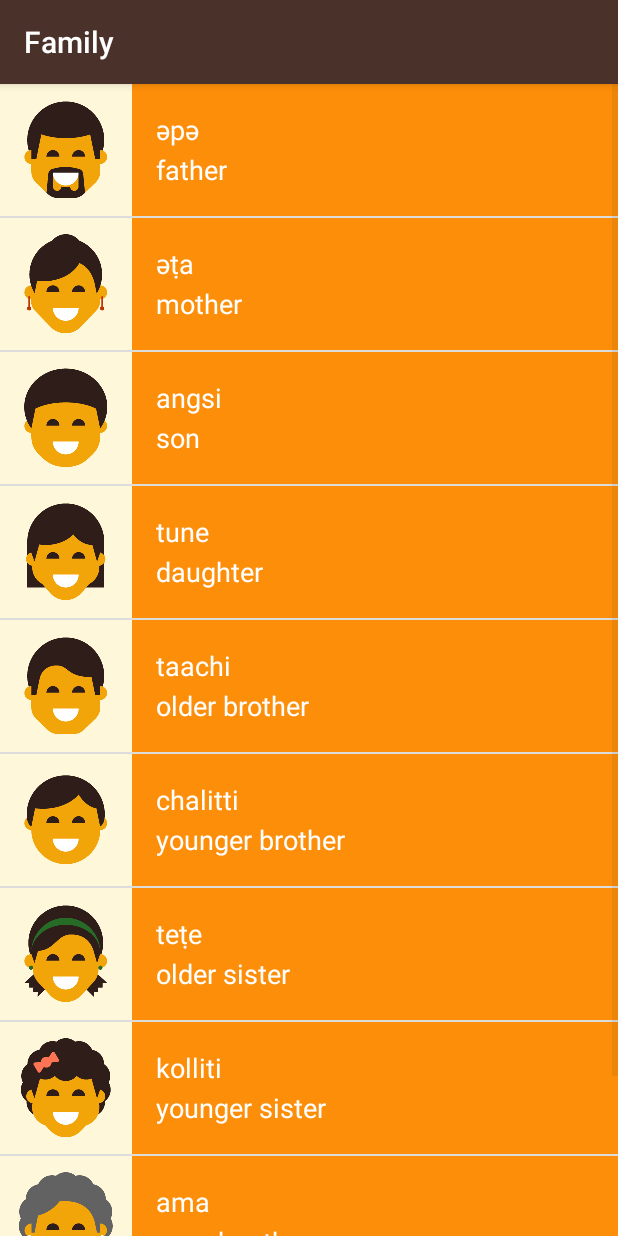
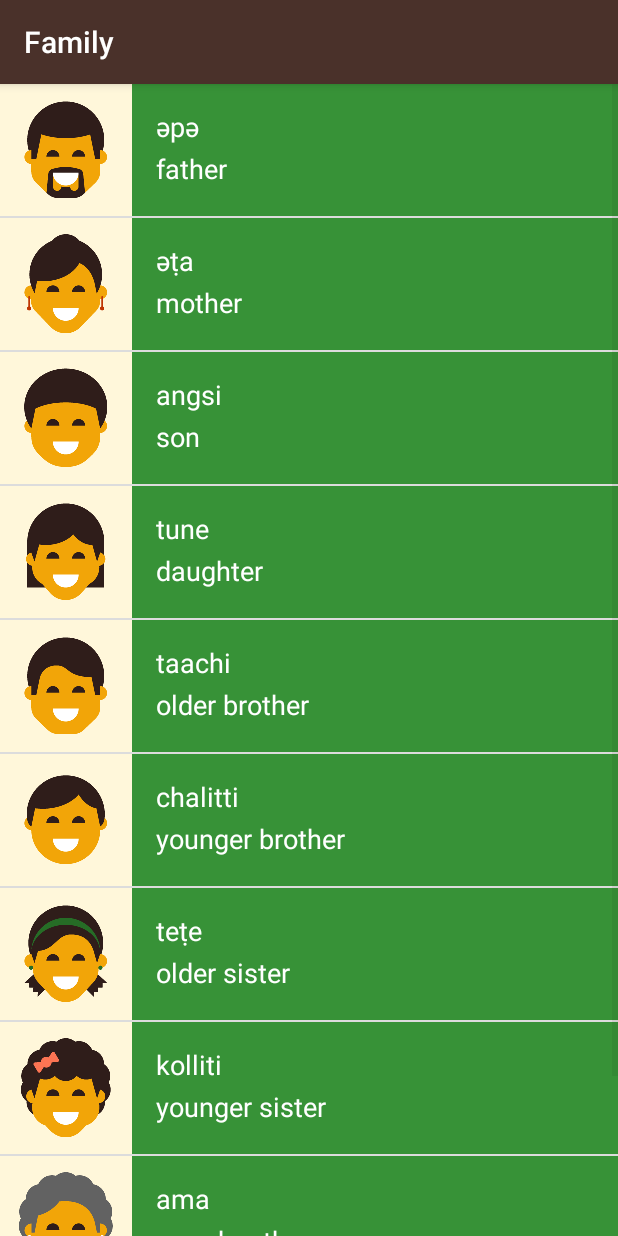
Before and after one commit to shivam-2701/Shivam_Miwok, an Android app: the FamilyActivity screen opened directly, with no data from a screen before it, on a phone screen of 412 x 824 dp. Run offline under Robolectric (Android 15) with nearby library versions, the phone set to English and light mode, and no system bars.

Commit message:
Color Coordinated the list

```diff
--- a/app/src/main/java/com/example/ud839_miwok_lesson_one/ColorsActivity.java
+++ b/app/src/main/java/com/example/ud839_miwok_lesson_one/ColorsActivity.java
@@ -23,7 +23,7 @@ public class ColorsActivity extends AppCompatActivity {
         words.add(new Word("dusty yellow","ṭopiisә",getResources().getIdentifier("color_dusty_yellow", "drawable", getPackageName())));
         words.add(new Word("mustard yellow","chiwiiṭә",getResources().getIdentifier("color_mustard_yellow", "drawable", getPackageName())));
 
-        WordAdapter adapter =new WordAdapter(this,R.layout.list_item,words);
+        WordAdapter adapter =new WordAdapter(this,R.layout.list_item,words,R.color.category_colors);
         ListView listView =(ListView) findViewById(R.id.list);
         listView.setAdapter((adapter));
     }
--- a/app/src/main/java/com/example/ud839_miwok_lesson_one/FamilyActivity.java
+++ b/app/src/main/java/com/example/ud839_miwok_lesson_one/FamilyActivity.java
@@ -2,6 +2,7 @@ package com.example.ud839_miwok_lesson_one;
 
 import androidx.appcompat.app.AppCompatActivity;
 
+import android.graphics.Color;
 import android.os.Bundle;
 import android.widget.ListView;
 
@@ -14,6 +15,7 @@ public class FamilyActivity extends AppCompatActivity {
         super.onCreate(savedInstanceState);
         setContentView(R.layout.activity_family);
         ArrayList<Word> words =new ArrayList<>();
+        int backgroundColor= R.color.category_family;
         words.add(new Word("father","әpә",getResources().getIdentifier("family_father", "drawable", getPackageName())));
         words.add(new Word("mother","әṭa",getResources().getIdentifier("family_mother", "drawable", getPackageName())));
         words.add(new Word("son","angsi",getResources().getIdentifier("family_son", "drawable", getPackageName())));
@@ -25,7 +27,7 @@ public class FamilyActivity extends AppCompatActivity {
         words.add(new Word("grandmother","ama",getResources().getIdentifier("family_grandmother", "drawable", getPackageName())));
         words.add(new Word("grandfather","paapa",getResources().getIdentifier("family_grandfather", "drawable", getPackageName())));
 
-        WordAdapter adapter =new WordAdapter(this,R.layout.list_item,words);
+        WordAdapter adapter =new WordAdapter(this,R.layout.list_item,words,backgroundColor);
         ListView listView =(ListView) findViewById(R.id.list);
         listView.setAdapter((adapter));
 
--- a/app/src/main/java/com/example/ud839_miwok_lesson_one/MainActivity.java
+++ b/app/src/main/java/com/example/ud839_miwok_lesson_one/MainActivity.java
@@ -47,9 +47,5 @@ public class MainActivity extends AppCompatActivity {
             }
         });
     }
-//    public void openNumbersView(View view){
-//        Intent intent = new Intent(this,NumbersActivity.class);
-//        startActivity(intent);
-//
-//    }
+
 }
--- a/app/src/main/java/com/example/ud839_miwok_lesson_one/NumbersActivity.java
+++ b/app/src/main/java/com/example/ud839_miwok_lesson_one/NumbersActivity.java
@@ -34,7 +34,7 @@ public class NumbersActivity extends AppCompatActivity {
 //        for(int i=0;i< words.size();i++){
 //            Log.i("image id",i+" "+words.get(i).getmImageResourceId());
 //        }
-        WordAdapter adapter =new WordAdapter(this,R.layout.list_item,words);
+        WordAdapter adapter =new WordAdapter(this,R.layout.list_item,words,R.color.category_numbers);
         ListView listView =(ListView) findViewById(R.id.list);
         listView.setAdapter((adapter));
 
--- a/app/src/main/java/com/example/ud839_miwok_lesson_one/PhrasesActivity.java
+++ b/app/src/main/java/com/example/ud839_miwok_lesson_one/PhrasesActivity.java
@@ -25,7 +25,7 @@ public class PhrasesActivity extends AppCompatActivity {
         words.add(new Word("Let’s go.", "yoowutis"));
         words.add(new Word("Come here.","әnni'nem"));
 
-        WordAdapter adapter =new WordAdapter(this,R.layout.list_item,words);
+        WordAdapter adapter =new WordAdapter(this,R.layout.list_item,words,R.color.category_phrases);
         ListView listView =(ListView) findViewById(R.id.list);
         listView.setAdapter((adapter));
     }
--- a/app/src/main/java/com/example/ud839_miwok_lesson_one/WordAdapter.java
+++ b/app/src/main/java/com/example/ud839_miwok_lesson_one/WordAdapter.java
@@ -1,6 +1,7 @@
 package com.example.ud839_miwok_lesson_one;
 
 import android.content.Context;
+import android.graphics.Color;
 import android.view.LayoutInflater;
 import android.view.View;
 import android.view.ViewGroup;
@@ -19,9 +20,11 @@ import java.util.List;
 public class WordAdapter extends ArrayAdapter<Word> {
 
     ArrayList<Word> wordList=new ArrayList<>();
-    public WordAdapter(@NonNull Context context,  int textViewResourceId, @NonNull ArrayList<Word> objects) {
+    private int background= android.R.color.white;
+    public WordAdapter(@NonNull Context context,  int textViewResourceId, @NonNull ArrayList<Word> objects,int background_color) {
         super(context, textViewResourceId, objects);
         wordList=objects;
+        background=background_color;
     }
 
     /**
@@ -43,7 +46,8 @@ public class WordAdapter extends ArrayAdapter<Word> {
         }
         // Get the {@link AndroidFlavor} object located at this position in the list
         Word currentWord=wordList.get(position);
-
+        LinearLayout wordGroup =(LinearLayout)listViewItem.findViewById(R.id.word_group);
+        wordGroup.setBackgroundColor(listViewItem.getResources().getColor(background));
         TextView defaultText=(TextView)listViewItem.findViewById(R.id.text1);
         defaultText.setText(currentWord.getDefaultTranslation());
         TextView miwokTextView =(TextView) listViewItem.findViewById(R.id.text2);
--- a/app/src/main/res/layout/list_item.xml
+++ b/app/src/main/res/layout/list_item.xml
@@ -14,6 +14,7 @@
 
     <LinearLayout
         style="@style/LinearLayoutStyle"
+        android:id="@+id/word_group"
         android:layout_width="0dp"
         android:layout_height="match_parent"
         android:layout_weight="1"
@@ -25,15 +26,18 @@
             android:id="@+id/text2"
             style="@style/TextViewStyle"
             android:layout_width="wrap_content"
-            android:layout_height="wrap_content"
-            android:paddingBottom="2dp"
+            android:layout_height="0dp"
+            android:layout_weight="1"
+            android:layout_gravity="top"
             tools:text="lutti" />
 
         <TextView
             android:id="@+id/text1"
             style="@style/TextViewStyle"
             android:layout_width="wrap_content"
-            android:layout_height="wrap_content"
+            android:layout_height="0dp"
+            android:layout_weight="1"
+            android:layout_gravity="bottom"
             tools:text="one" />
 
 
```
